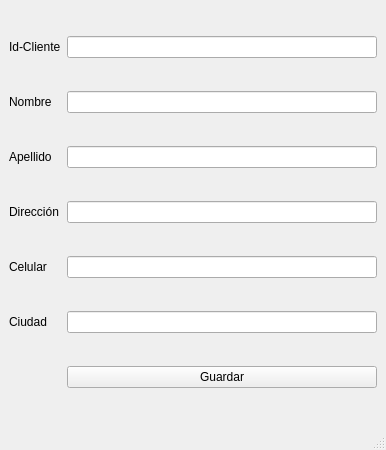
Old version of the form ventana2.ui in the repository ValentinaColmenares/Proyecto_Concesionario.
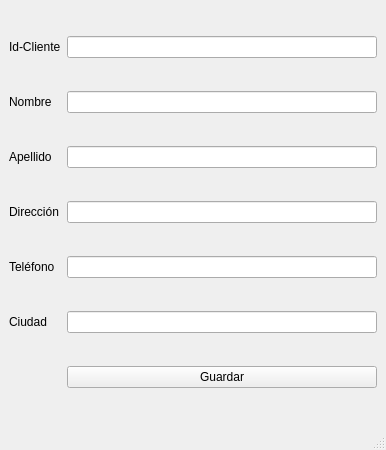
New version of the form.

```diff
--- a/ventana2.ui
+++ b/ventana2.ui
@@ -62,7 +62,7 @@
         <item row="4" column="0">
          <widget class="QLabel" name="Lbcelular">
           <property name="text">
-           <string>Celular</string>
+           <string>Teléfono</string>
           </property>
          </widget>
         </item>
```
